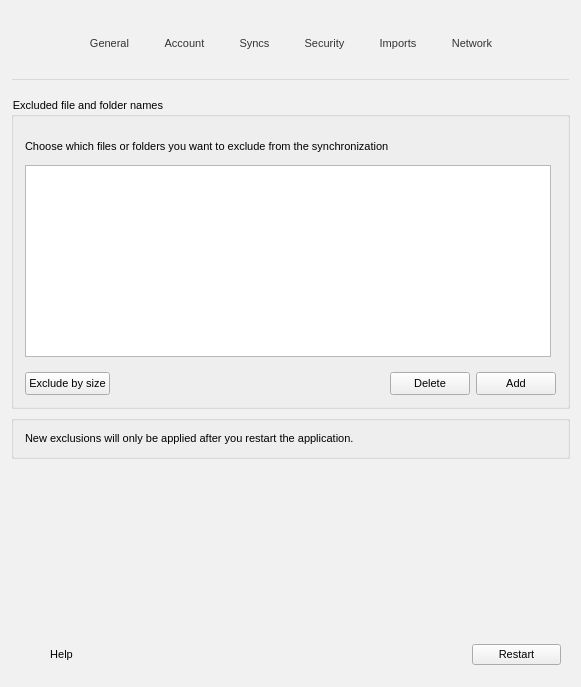
Qt form src/MEGASync/gui/win/SettingsDialog.ui (meganz/MEGAsync) before a commit.
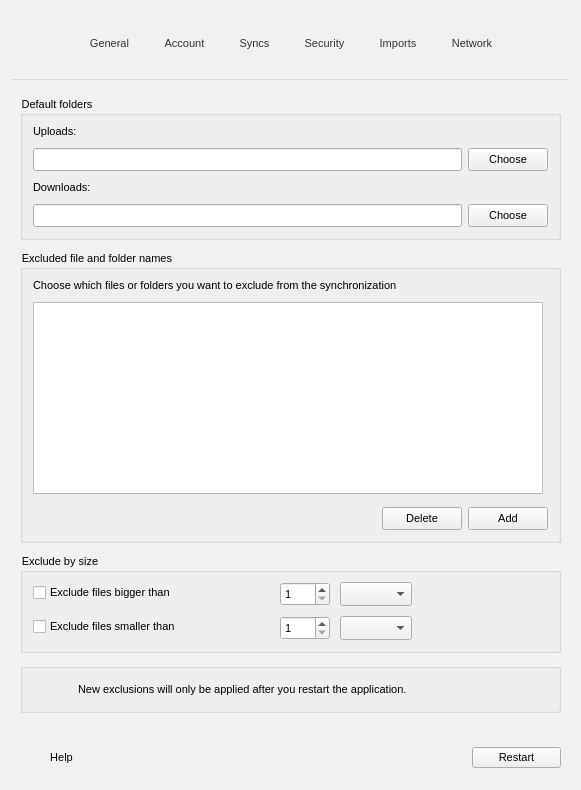
The same form after that commit. The open tabs and pages were chosen to show the change. Icons and pictures are not drawn. Custom widgets are drawn as their Qt base class.

```diff
--- a/src/MEGASync/gui/win/SettingsDialog.ui
+++ b/src/MEGASync/gui/win/SettingsDialog.ui
@@ -10,7 +10,7 @@
     <x>0</x>
     <y>0</y>
     <width>581</width>
-    <height>687</height>
+    <height>790</height>
    </rect>
   </property>
   <property name="contextMenuPolicy">
@@ -1983,206 +1983,6 @@
          </layout>
         </widget>
        </item>
-       <item>
-        <widget class="QGroupBox" name="groupBox_2">
-         <property name="sizePolicy">
-          <sizepolicy hsizetype="Preferred" vsizetype="Maximum">
-           <horstretch>0</horstretch>
-           <verstretch>0</verstretch>
-          </sizepolicy>
-         </property>
-         <property name="title">
-          <string>Default folders</string>
-         </property>
-         <property name="flat">
-          <bool>true</bool>
-         </property>
-         <layout class="QFormLayout" name="formLayout_8">
-          <property name="topMargin">
-           <number>25</number>
-          </property>
-          <item row="0" column="0">
-           <widget class="QLabel" name="lUploadFolder">
-            <property name="focusPolicy">
-             <enum>Qt::NoFocus</enum>
-            </property>
-            <property name="text">
-             <string>Uploads:</string>
-            </property>
-           </widget>
-          </item>
-          <item row="1" column="0" colspan="2">
-           <widget class="QWidget" name="widget_6" native="true">
-            <property name="sizePolicy">
-             <sizepolicy hsizetype="Preferred" vsizetype="Maximum">
-              <horstretch>0</horstretch>
-              <verstretch>0</verstretch>
-             </sizepolicy>
-            </property>
-            <layout class="QHBoxLayout" name="horizontalLayout_25">
-             <property name="leftMargin">
-              <number>0</number>
-             </property>
-             <property name="topMargin">
-              <number>0</number>
-             </property>
-             <property name="rightMargin">
-              <number>0</number>
-             </property>
-             <property name="bottomMargin">
-              <number>0</number>
-             </property>
-             <item>
-              <widget class="QLineEdit" name="eUploadFolder">
-               <property name="minimumSize">
-                <size>
-                 <width>0</width>
-                 <height>23</height>
-                </size>
-               </property>
-               <property name="maximumSize">
-                <size>
-                 <width>16777215</width>
-                 <height>23</height>
-                </size>
-               </property>
-               <property name="accessibleName">
-                <string>Uploads:</string>
-               </property>
-               <property name="text">
-                <string notr="true"/>
-               </property>
-               <property name="readOnly">
-                <bool>true</bool>
-               </property>
-              </widget>
-             </item>
-             <item>
-              <widget class="QPushButton" name="bUploadFolder">
-               <property name="sizePolicy">
-                <sizepolicy hsizetype="Minimum" vsizetype="Preferred">
-                 <horstretch>0</horstretch>
-                 <verstretch>0</verstretch>
-                </sizepolicy>
-               </property>
-               <property name="minimumSize">
-                <size>
-                 <width>0</width>
-                 <height>23</height>
-                </size>
-               </property>
-               <property name="maximumSize">
-                <size>
-                 <width>16777215</width>
-                 <height>23</height>
-                </size>
-               </property>
-               <property name="text">
-                <string>Choose</string>
-               </property>
-               <property name="autoDefault">
-                <bool>false</bool>
-               </property>
-              </widget>
-             </item>
-            </layout>
-           </widget>
-          </item>
-          <item row="2" column="0">
-           <widget class="QLabel" name="lDownloadFolder">
-            <property name="font">
-             <font>
-              <pointsize>-1</pointsize>
-             </font>
-            </property>
-            <property name="focusPolicy">
-             <enum>Qt::NoFocus</enum>
-            </property>
-            <property name="text">
-             <string>Downloads:</string>
-            </property>
-           </widget>
-          </item>
-          <item row="3" column="0" colspan="2">
-           <widget class="QWidget" name="widget_21" native="true">
-            <property name="sizePolicy">
-             <sizepolicy hsizetype="Preferred" vsizetype="Maximum">
-              <horstretch>0</horstretch>
-              <verstretch>0</verstretch>
-             </sizepolicy>
-            </property>
-            <layout class="QHBoxLayout" name="horizontalLayout_206">
-             <property name="leftMargin">
-              <number>0</number>
-             </property>
-             <property name="topMargin">
-              <number>0</number>
-             </property>
-             <property name="rightMargin">
-              <number>0</number>
-             </property>
-             <property name="bottomMargin">
-              <number>0</number>
-             </property>
-             <item>
-              <widget class="QLineEdit" name="eDownloadFolder">
-               <property name="minimumSize">
-                <size>
-                 <width>0</width>
-                 <height>23</height>
-                </size>
-               </property>
-               <property name="maximumSize">
-                <size>
-                 <width>16777215</width>
-                 <height>23</height>
-                </size>
-               </property>
-               <property name="accessibleName">
-                <string>Downloads:</string>
-               </property>
-               <property name="text">
-                <string notr="true"/>
-               </property>
-               <property name="readOnly">
-                <bool>true</bool>
-               </property>
-              </widget>
-             </item>
-             <item>
-              <widget class="QPushButton" name="bDownloadFolder">
-               <property name="sizePolicy">
-                <sizepolicy hsizetype="Minimum" vsizetype="Preferred">
-                 <horstretch>0</horstretch>
-                 <verstretch>0</verstretch>
-                </sizepolicy>
-               </property>
-               <property name="minimumSize">
-                <size>
-                 <width>0</width>
-                 <height>23</height>
-                </size>
-               </property>
-               <property name="maximumSize">
-                <size>
-                 <width>16777215</width>
-                 <height>23</height>
-                </size>
-               </property>
-               <property name="text">
-                <string>Choose</string>
-               </property>
-               <property name="autoDefault">
-                <bool>false</bool>
-               </property>
-              </widget>
-             </item>
-            </layout>
-           </widget>
-          </item>
-         </layout>
-        </widget>
-       </item>
       </layout>
      </widget>
      <widget class="QWidget" name="pSecurity">
@@ -2397,10 +2197,240 @@
      </widget>
      <widget class="QWidget" name="pImports">
       <layout class="QVBoxLayout" name="verticalLayout_6">
+       <property name="spacing">
+        <number>10</number>
+       </property>
+       <property name="leftMargin">
+        <number>20</number>
+       </property>
+       <property name="topMargin">
+        <number>10</number>
+       </property>
+       <property name="rightMargin">
+        <number>20</number>
+       </property>
+       <property name="bottomMargin">
+        <number>0</number>
+       </property>
        <item>
         <widget class="QGroupBox" name="groupBox_5">
          <property name="sizePolicy">
-          <sizepolicy hsizetype="Preferred" vsizetype="MinimumExpanding">
+          <sizepolicy hsizetype="Preferred" vsizetype="Maximum">
+           <horstretch>0</horstretch>
+           <verstretch>0</verstretch>
+          </sizepolicy>
+         </property>
+         <property name="title">
+          <string>Default folders</string>
+         </property>
+         <property name="flat">
+          <bool>false</bool>
+         </property>
+         <layout class="QFormLayout" name="gDefaultFoldersLayout">
+          <property name="horizontalSpacing">
+           <number>8</number>
+          </property>
+          <property name="verticalSpacing">
+           <number>10</number>
+          </property>
+          <property name="leftMargin">
+           <number>10</number>
+          </property>
+          <property name="topMargin">
+           <number>10</number>
+          </property>
+          <property name="rightMargin">
+           <number>10</number>
+          </property>
+          <property name="bottomMargin">
+           <number>10</number>
+          </property>
+          <item row="0" column="0">
+           <widget class="QLabel" name="lUploadFolder">
+            <property name="focusPolicy">
+             <enum>Qt::NoFocus</enum>
+            </property>
+            <property name="text">
+             <string>Uploads:</string>
+            </property>
+           </widget>
+          </item>
+          <item row="1" column="0" colspan="2">
+           <widget class="QWidget" name="widget_6" native="true">
+            <property name="sizePolicy">
+             <sizepolicy hsizetype="Preferred" vsizetype="Maximum">
+              <horstretch>0</horstretch>
+              <verstretch>0</verstretch>
+             </sizepolicy>
+            </property>
+            <layout class="QHBoxLayout" name="horizontalLayout_25">
+             <property name="leftMargin">
+              <number>0</number>
+             </property>
+             <property name="topMargin">
+              <number>0</number>
+             </property>
+             <property name="rightMargin">
+              <number>0</number>
+             </property>
+             <property name="bottomMargin">
+              <number>0</number>
+             </property>
+             <item>
+              <widget class="QLineEdit" name="eUploadFolder">
+               <property name="minimumSize">
+                <size>
+                 <width>0</width>
+                 <height>23</height>
+                </size>
+               </property>
+               <property name="maximumSize">
+                <size>
+                 <width>16777215</width>
+                 <height>23</height>
+                </size>
+               </property>
+               <property name="accessibleName">
+                <string>Uploads:</string>
+               </property>
+               <property name="text">
+                <string notr="true"/>
+               </property>
+               <property name="readOnly">
+                <bool>true</bool>
+               </property>
+              </widget>
+             </item>
+             <item>
+              <widget class="QPushButton" name="bUploadFolder">
+               <property name="sizePolicy">
+                <sizepolicy hsizetype="Minimum" vsizetype="Preferred">
+                 <horstretch>0</horstretch>
+                 <verstretch>0</verstretch>
+                </sizepolicy>
+               </property>
+               <property name="minimumSize">
+                <size>
+                 <width>0</width>
+                 <height>23</height>
+                </size>
+               </property>
+               <property name="maximumSize">
+                <size>
+                 <width>16777215</width>
+                 <height>23</height>
+                </size>
+               </property>
+               <property name="text">
+                <string>Choose</string>
+               </property>
+               <property name="autoDefault">
+                <bool>false</bool>
+               </property>
+              </widget>
+             </item>
+            </layout>
+           </widget>
+          </item>
+          <item row="2" column="0">
+           <widget class="QLabel" name="lDownloadFolder">
+            <property name="font">
+             <font>
+              <pointsize>-1</pointsize>
+             </font>
+            </property>
+            <property name="focusPolicy">
+             <enum>Qt::NoFocus</enum>
+            </property>
+            <property name="text">
+             <string>Downloads:</string>
+            </property>
+           </widget>
+          </item>
+          <item row="3" column="0" colspan="2">
+           <widget class="QWidget" name="widget_21" native="true">
+            <property name="sizePolicy">
+             <sizepolicy hsizetype="Preferred" vsizetype="Maximum">
+              <horstretch>0</horstretch>
+              <verstretch>0</verstretch>
+             </sizepolicy>
+            </property>
+            <layout class="QHBoxLayout" name="horizontalLayout_206">
+             <property name="leftMargin">
+              <number>0</number>
+             </property>
+             <property name="topMargin">
+              <number>0</number>
+             </property>
+             <property name="rightMargin">
+              <number>0</number>
+             </property>
+             <property name="bottomMargin">
+              <number>0</number>
+             </property>
+             <item>
+              <widget class="QLineEdit" name="eDownloadFolder">
+               <property name="minimumSize">
+                <size>
+                 <width>0</width>
+                 <height>23</height>
+                </size>
+               </property>
+               <property name="maximumSize">
+                <size>
+                 <width>16777215</width>
+                 <height>23</height>
+                </size>
+               </property>
+               <property name="accessibleName">
+                <string>Downloads:</string>
+               </property>
+               <property name="text">
+                <string notr="true"/>
+               </property>
+               <property name="readOnly">
+                <bool>true</bool>
+               </property>
+              </widget>
+             </item>
+             <item>
+              <widget class="QPushButton" name="bDownloadFolder">
+               <property name="sizePolicy">
+                <sizepolicy hsizetype="Minimum" vsizetype="Preferred">
+                 <horstretch>0</horstretch>
+                 <verstretch>0</verstretch>
+                </sizepolicy>
+               </property>
+               <property name="minimumSize">
+                <size>
+                 <width>0</width>
+                 <height>23</height>
+                </size>
+               </property>
+               <property name="maximumSize">
+                <size>
+                 <width>16777215</width>
+                 <height>23</height>
+                </size>
+               </property>
+               <property name="text">
+                <string>Choose</string>
+               </property>
+               <property name="autoDefault">
+                <bool>false</bool>
+               </property>
+              </widget>
+             </item>
+            </layout>
+           </widget>
+          </item>
+         </layout>
+        </widget>
+       </item>
+       <item>
+        <widget class="QGroupBox" name="gExcludeByName">
+         <property name="sizePolicy">
+          <sizepolicy hsizetype="Preferred" vsizetype="Expanding">
            <horstretch>0</horstretch>
            <verstretch>0</verstretch>
           </sizepolicy>
@@ -2409,14 +2439,23 @@
           <string>Excluded file and folder names</string>
          </property>
          <property name="flat">
-          <bool>true</bool>
+          <bool>false</bool>
          </property>
-         <layout class="QVBoxLayout" name="verticalLayout_14">
+         <layout class="QVBoxLayout" name="gExcludeByNameLayout">
           <property name="spacing">
-           <number>12</number>
+           <number>10</number>
+          </property>
+          <property name="leftMargin">
+           <number>10</number>
           </property>
           <property name="topMargin">
-           <number>24</number>
+           <number>10</number>
+          </property>
+          <property name="rightMargin">
+           <number>10</number>
+          </property>
+          <property name="bottomMargin">
+           <number>10</number>
           </property>
           <item>
            <widget class="QLabel" name="label_4">
@@ -2427,6 +2466,12 @@
           </item>
           <item>
            <widget class="QListWidget" name="lExcludedNames">
+            <property name="sizePolicy">
+             <sizepolicy hsizetype="Expanding" vsizetype="MinimumExpanding">
+              <horstretch>0</horstretch>
+              <verstretch>0</verstretch>
+             </sizepolicy>
+            </property>
             <property name="selectionMode">
              <enum>QAbstractItemView::ExtendedSelection</enum>
             </property>
@@ -2459,35 +2504,6 @@
              <property name="bottomMargin">
               <number>0</number>
              </property>
-             <item>
-              <widget class="QPushButton" name="bExcludeSize">
-               <property name="minimumSize">
-                <size>
-                 <width>0</width>
-                 <height>23</height>
-                </size>
-               </property>
-               <property name="maximumSize">
-                <size>
-                 <width>16777215</width>
-                 <height>23</height>
-                </size>
-               </property>
-               <property name="text">
-                <string>Exclude by size</string>
-               </property>
-              </widget>
-             </item>
-             <item>
-              <widget class="QLabel" name="lLimitsInfo">
-               <property name="focusPolicy">
-                <enum>Qt::StrongFocus</enum>
-               </property>
-               <property name="text">
-                <string/>
-               </property>
-              </widget>
-             </item>
              <item>
               <spacer name="horizontalSpacer_3">
                <property name="orientation">
@@ -2563,22 +2579,258 @@
          </layout>
         </widget>
        </item>
+       <item>
+        <widget class="QGroupBox" name="gExcludeBySize">
+         <property name="title">
+          <string>Exclude by size</string>
+         </property>
+         <layout class="QFormLayout" name="gExcludeBySizeLayout">
+          <property name="fieldGrowthPolicy">
+           <enum>QFormLayout::FieldsStayAtSizeHint</enum>
+          </property>
+          <property name="horizontalSpacing">
+           <number>28</number>
+          </property>
+          <property name="verticalSpacing">
+           <number>10</number>
+          </property>
+          <property name="leftMargin">
+           <number>10</number>
+          </property>
+          <property name="topMargin">
+           <number>10</number>
+          </property>
+          <property name="rightMargin">
+           <number>10</number>
+          </property>
+          <property name="bottomMargin">
+           <number>10</number>
+          </property>
+          <item row="1" column="0">
+           <widget class="QCheckBox" name="cExcludeUpperThan">
+            <property name="minimumSize">
+             <size>
+              <width>219</width>
+              <height>20</height>
+             </size>
+            </property>
+            <property name="maximumSize">
+             <size>
+              <width>219</width>
+              <height>20</height>
+             </size>
+            </property>
+            <property name="text">
+             <string>Exclude files bigger than</string>
+            </property>
+           </widget>
+          </item>
+          <item row="1" column="1">
+           <layout class="QHBoxLayout" name="horizontalLayout_8">
+            <property name="spacing">
+             <number>10</number>
+            </property>
+            <item>
+             <widget class="QSpinBox" name="eUpperThan">
+              <property name="minimumSize">
+               <size>
+                <width>50</width>
+                <height>24</height>
+               </size>
+              </property>
+              <property name="maximumSize">
+               <size>
+                <width>50</width>
+                <height>24</height>
+               </size>
+              </property>
+              <property name="alignment">
+               <set>Qt::AlignLeading|Qt::AlignLeft|Qt::AlignVCenter</set>
+              </property>
+              <property name="minimum">
+               <number>1</number>
+              </property>
+              <property name="maximum">
+               <number>9999</number>
+              </property>
+             </widget>
+            </item>
+            <item>
+             <widget class="QComboBox" name="cbExcludeUpperUnit">
+              <property name="sizePolicy">
+               <sizepolicy hsizetype="Minimum" vsizetype="Fixed">
+                <horstretch>0</horstretch>
+                <verstretch>0</verstretch>
+               </sizepolicy>
+              </property>
+              <property name="minimumSize">
+               <size>
+                <width>50</width>
+                <height>24</height>
+               </size>
+              </property>
+              <property name="maximumSize">
+               <size>
+                <width>100</width>
+                <height>24</height>
+               </size>
+              </property>
+             </widget>
+            </item>
+           </layout>
+          </item>
+          <item row="2" column="0">
+           <widget class="QCheckBox" name="cExcludeLowerThan">
+            <property name="minimumSize">
+             <size>
+              <width>0</width>
+              <height>20</height>
+             </size>
+            </property>
+            <property name="maximumSize">
+             <size>
+              <width>16777215</width>
+              <height>20</height>
+             </size>
+            </property>
+            <property name="text">
+             <string>Exclude files smaller than</string>
+            </property>
+           </widget>
+          </item>
+          <item row="2" column="1">
+           <layout class="QHBoxLayout" name="horizontalLayout_9">
+            <property name="spacing">
+             <number>10</number>
+            </property>
+            <item>
+             <widget class="QSpinBox" name="eLowerThan">
+              <property name="minimumSize">
+               <size>
+                <width>50</width>
+                <height>24</height>
+               </size>
+              </property>
+              <property name="maximumSize">
+               <size>
+                <width>50</width>
+                <height>24</height>
+               </size>
+              </property>
+              <property name="alignment">
+               <set>Qt::AlignLeading|Qt::AlignLeft|Qt::AlignVCenter</set>
+              </property>
+              <property name="minimum">
+               <number>1</number>
+              </property>
+              <property name="maximum">
+               <number>9999</number>
+              </property>
+             </widget>
+            </item>
+            <item>
+             <widget class="QComboBox" name="cbExcludeLowerUnit">
+              <property name="sizePolicy">
+               <sizepolicy hsizetype="Minimum" vsizetype="Fixed">
+                <horstretch>0</horstretch>
+                <verstretch>0</verstretch>
+               </sizepolicy>
+              </property>
+              <property name="minimumSize">
+               <size>
+                <width>50</width>
+                <height>24</height>
+               </size>
+              </property>
+              <property name="maximumSize">
+               <size>
+                <width>100</width>
+                <height>24</height>
+               </size>
+              </property>
+             </widget>
+            </item>
+           </layout>
+          </item>
+         </layout>
+        </widget>
+       </item>
        <item>
         <widget class="QGroupBox" name="gExcludedFilesInfo">
          <property name="title">
           <string/>
          </property>
-         <layout class="QVBoxLayout" name="verticalLayout_11">
+         <layout class="QHBoxLayout" name="gExcludedFilesInfoLayout">
+          <property name="spacing">
+           <number>6</number>
+          </property>
+          <property name="leftMargin">
+           <number>10</number>
+          </property>
+          <property name="topMargin">
+           <number>10</number>
+          </property>
+          <property name="rightMargin">
+           <number>10</number>
+          </property>
+          <property name="bottomMargin">
+           <number>10</number>
+          </property>
+          <item>
+           <widget class="QPushButton" name="pWarningRestart">
+            <property name="text">
+             <string/>
+            </property>
+            <property name="icon">
+             <iconset resource="../Resources_win.qrc">
+              <normaloff>:/images/ic_sync_warning.png</normaloff>:/images/ic_sync_warning.png</iconset>
+            </property>
+            <property name="iconSize">
+             <size>
+              <width>16</width>
+              <height>16</height>
+             </size>
+            </property>
+            <property name="flat">
+             <bool>true</bool>
+            </property>
+           </widget>
+          </item>
           <item>
            <widget class="QLabel" name="lExcludedFilesInfo">
             <property name="enabled">
              <bool>true</bool>
             </property>
+            <property name="sizePolicy">
+             <sizepolicy hsizetype="Expanding" vsizetype="Preferred">
+              <horstretch>0</horstretch>
+              <verstretch>0</verstretch>
+             </sizepolicy>
+            </property>
             <property name="text">
              <string>New exclusions will only be applied after you restart the application.</string>
             </property>
+            <property name="wordWrap">
+             <bool>true</bool>
+            </property>
            </widget>
           </item>
+          <item>
+           <spacer name="horizontalSpacer_15">
+            <property name="orientation">
+             <enum>Qt::Horizontal</enum>
+            </property>
+            <property name="sizeType">
+             <enum>QSizePolicy::Preferred</enum>
+            </property>
+            <property name="sizeHint" stdset="0">
+             <size>
+              <width>40</width>
+              <height>20</height>
+             </size>
+            </property>
+           </spacer>
+          </item>
          </layout>
         </widget>
        </item>
```
Left out of the diff: 14 changed lines with no effect on the pictures.
